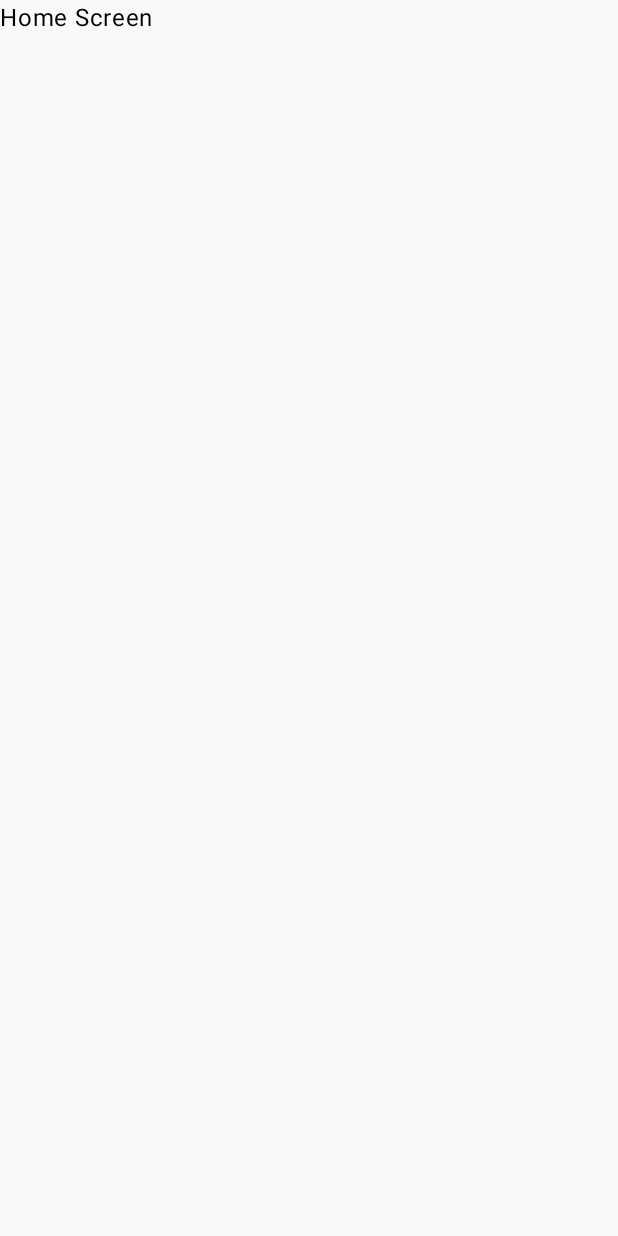
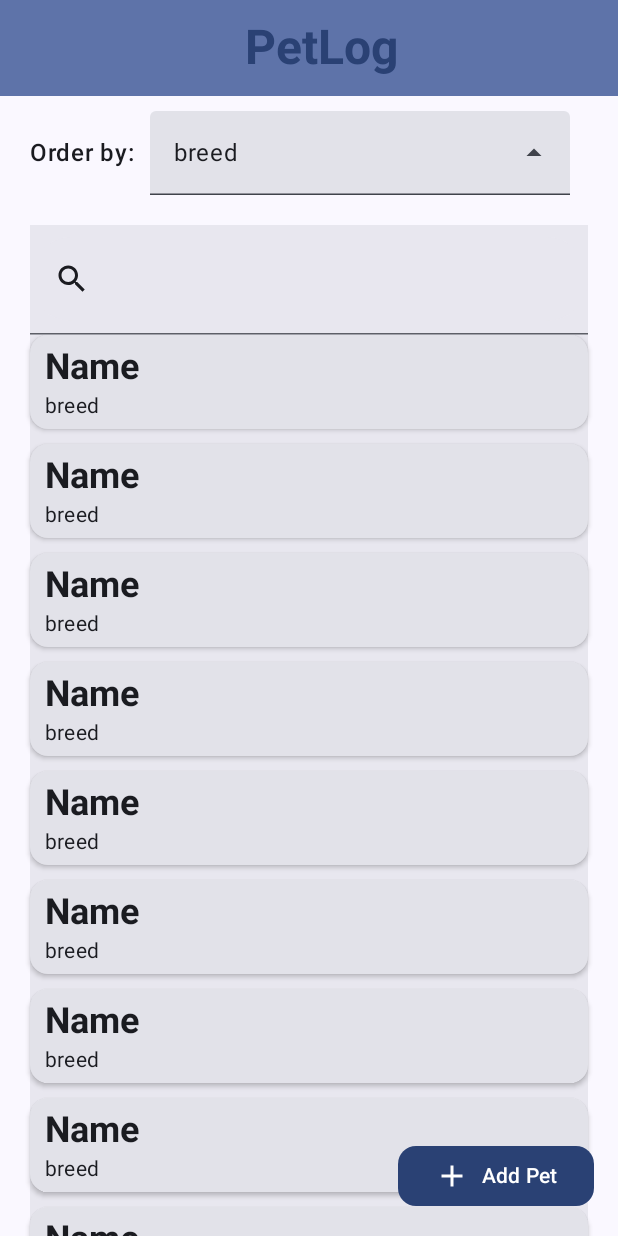
Before and after one commit to PauSanchezzz/PetLog, an Android app built with Jetpack Compose: the screen it shows after launch (MainActivity), on a phone screen of 412 x 824 dp. Before the commit the screen is almost empty. Run offline under Robolectric (Android 15) with nearby library versions, the phone set to English and light mode, and no system bars.

Commit message:
feat: preview of home screen

```diff
--- /dev/null
+++ b/app/src/main/java/com/example/petlog/ui/components/PetCard.kt
@@ -0,0 +1,39 @@
+package com.example.petlog.ui.components
+
+import androidx.compose.foundation.clickable
+import androidx.compose.foundation.layout.Column
+import androidx.compose.foundation.layout.Spacer
+import androidx.compose.foundation.layout.fillMaxWidth
+import androidx.compose.foundation.layout.padding
+import androidx.compose.foundation.layout.width
+import androidx.compose.material3.Card
+import androidx.compose.material3.CardDefaults
+import androidx.compose.material3.MaterialTheme
+import androidx.compose.material3.Text
+import androidx.compose.runtime.Composable
+import androidx.compose.ui.Modifier
+import androidx.compose.ui.text.font.FontWeight
+import androidx.compose.ui.unit.dp
+
+@Composable
+fun PetCard(title: String, subtitle: String, onTap: () -> Unit) {
+    Card(
+        modifier = Modifier
+            .fillMaxWidth()
+            .clickable(onClick = onTap),
+        elevation = CardDefaults.elevatedCardElevation(2.dp)
+    ) {
+        Column(modifier = Modifier.padding(horizontal = 10.dp, vertical = 5.dp)) {
+            Text(
+                title,
+                style = MaterialTheme.typography.headlineSmall,
+                fontWeight = FontWeight.Bold,
+            )
+            Spacer(modifier = Modifier.width(10.dp))
+            Text(
+                subtitle,
+                style = MaterialTheme.typography.bodyMedium,
+            )
+        }
+    }
+}
--- /dev/null
+++ b/app/src/main/java/com/example/petlog/ui/components/PetOrderBy.kt
@@ -0,0 +1,64 @@
+package com.example.petlog.ui.components
+
+import androidx.compose.foundation.layout.Row
+import androidx.compose.foundation.layout.Spacer
+import androidx.compose.foundation.layout.padding
+import androidx.compose.foundation.layout.width
+import androidx.compose.material3.DropdownMenuItem
+import androidx.compose.material3.ExperimentalMaterial3Api
+import androidx.compose.material3.ExposedDropdownMenuBox
+import androidx.compose.material3.ExposedDropdownMenuDefaults
+import androidx.compose.material3.MaterialTheme
+import androidx.compose.material3.Text
+import androidx.compose.material3.TextField
+import androidx.compose.runtime.Composable
+import androidx.compose.ui.Alignment
+import androidx.compose.ui.Modifier
+import androidx.compose.ui.text.font.FontWeight
+import androidx.compose.ui.unit.dp
+
+@OptIn(ExperimentalMaterial3Api::class)
+@Composable
+fun PetOrderBy() {
+    Row(
+        modifier = Modifier.padding(vertical = 10.dp),
+        verticalAlignment = Alignment.CenterVertically,
+    ) {
+        Text(
+            "Order by:",
+            style = MaterialTheme.typography.bodyLarge,
+            fontWeight = FontWeight.Medium,
+        )
+        Spacer(modifier = Modifier.width(10.dp))
+        ExposedDropdownMenuBox(
+            expanded = false,
+            onExpandedChange = {
+            }
+        ) {
+            TextField(
+                value = "breed",
+                onValueChange = {},
+                readOnly = true,
+                trailingIcon = { ExposedDropdownMenuDefaults.TrailingIcon(expanded = true) },
+                modifier = Modifier.menuAnchor()
+            )
+            ExposedDropdownMenu(
+                expanded = false,
+                onDismissRequest = { }
+            ) {
+                DropdownMenuItem(
+                    text = { Text("breed") },
+                    onClick = { }
+                )
+                DropdownMenuItem(
+                    text = { Text("name") },
+                    onClick = { }
+                )
+                DropdownMenuItem(
+                    text = { Text("age") },
+                    onClick = { }
+                )
+            }
+        }
+    }
+}
--- /dev/null
+++ b/app/src/main/java/com/example/petlog/ui/components/PetSearchList.kt
@@ -0,0 +1,39 @@
+package com.example.petlog.ui.components
+
+import androidx.compose.foundation.layout.Spacer
+import androidx.compose.foundation.layout.height
+import androidx.compose.foundation.lazy.LazyColumn
+import androidx.compose.material.icons.Icons
+import androidx.compose.material.icons.filled.Search
+import androidx.compose.material3.ExperimentalMaterial3Api
+import androidx.compose.material3.Icon
+import androidx.compose.material3.SearchBar
+import androidx.compose.runtime.Composable
+import androidx.compose.ui.Modifier
+import androidx.compose.ui.unit.dp
+
+@OptIn(ExperimentalMaterial3Api::class)
+@Composable
+fun PetSearchList(onTap: () -> Unit) {
+    SearchBar(
+        leadingIcon = {
+            Icon(Icons.Filled.Search, contentDescription = "")
+        },
+        query = "",
+        onQueryChange = {},
+        onSearch = {},
+        active = true,
+        onActiveChange = {},
+    ) {
+        LazyColumn {
+            items(10) {
+                PetCard(
+                    title = "Name",
+                    subtitle = "breed",
+                    onTap = onTap,
+                )
+                Spacer(modifier = Modifier.height(10.dp))
+            }
+        }
+    }
+}
--- /dev/null
+++ b/app/src/main/java/com/example/petlog/ui/components/PetTopAppBar.kt
@@ -0,0 +1,33 @@
+package com.example.petlog.ui.components
+
+import androidx.compose.foundation.layout.fillMaxWidth
+import androidx.compose.material3.ExperimentalMaterial3Api
+import androidx.compose.material3.MaterialTheme
+import androidx.compose.material3.Text
+import androidx.compose.material3.TopAppBar
+import androidx.compose.material3.TopAppBarDefaults
+import androidx.compose.runtime.Composable
+import androidx.compose.ui.Modifier
+import androidx.compose.ui.text.font.FontWeight
+import androidx.compose.ui.text.style.TextAlign
+
+@OptIn(ExperimentalMaterial3Api::class)
+@Composable
+fun PetTopAppBar(title:String) {
+    TopAppBar(
+        colors = TopAppBarDefaults.topAppBarColors(
+            containerColor = MaterialTheme.colorScheme.primaryContainer,
+            titleContentColor = MaterialTheme.colorScheme.primary,
+        ),
+        title = {
+            Text(
+                title,
+                modifier = Modifier.fillMaxWidth(),
+                style = MaterialTheme.typography.headlineLarge,
+                textAlign = TextAlign.Center,
+                fontWeight = FontWeight.Bold,
+            )
+        }
+    )
+
+}
--- a/app/src/main/java/com/example/petlog/ui/navigation/AppNavigation.kt
+++ b/app/src/main/java/com/example/petlog/ui/navigation/AppNavigation.kt
@@ -13,7 +13,7 @@ fun AppNavigation() {
     val navController = rememberNavController()
     NavHost(navController = navController, startDestination = AppScreens.HomeScreen.route) {
         composable(route = AppScreens.HomeScreen.route) {
-            HomeScreen()
+            HomeScreen(navController)
         }
         composable(route = AppScreens.AddPetScreen.route) {
             AddPetScreen()
--- a/app/src/main/java/com/example/petlog/ui/screens/HomeScreen.kt
+++ b/app/src/main/java/com/example/petlog/ui/screens/HomeScreen.kt
@@ -1,9 +1,51 @@
 package com.example.petlog.ui.screens
 
+import androidx.compose.foundation.layout.Column
+import androidx.compose.foundation.layout.Spacer
+import androidx.compose.foundation.layout.height
+import androidx.compose.foundation.layout.padding
+import androidx.compose.foundation.layout.width
+import androidx.compose.foundation.shape.RoundedCornerShape
+import androidx.compose.material.icons.Icons
+import androidx.compose.material.icons.filled.Add
+import androidx.compose.material3.Button
+import androidx.compose.material3.Icon
+import androidx.compose.material3.Scaffold
 import androidx.compose.material3.Text
 import androidx.compose.runtime.Composable
+import androidx.compose.ui.Modifier
+import androidx.navigation.NavController
+import androidx.compose.ui.unit.dp
+import com.example.petlog.ui.components.PetOrderBy
+import com.example.petlog.ui.components.PetSearchList
+import com.example.petlog.ui.components.PetTopAppBar
+import com.example.petlog.ui.navigation.AppScreens
 
 @Composable
-fun HomeScreen(){
-    Text(text = "Home Screen")
+fun HomeScreen(navController: NavController) {
+    Scaffold(
+        topBar = {
+            PetTopAppBar("PetLog")
+        },
+        floatingActionButton = {
+            Button(
+                shape = RoundedCornerShape(30),
+                onClick = { navController.navigate(AppScreens.AddPetScreen.route) },
+            ) {
+                Icon(Icons.Filled.Add, contentDescription = "Add Pet")
+                Spacer(modifier = Modifier.width(8.dp))
+                Text(text = "Add Pet")
+            }
+        },
+    ) {
+        Column(
+            modifier = Modifier
+                .padding(it)
+                .padding(horizontal = 20.dp),
+        ) {
+            PetOrderBy()
+            Spacer(modifier = Modifier.height(10.dp))
+            PetSearchList(onTap = { navController.navigate(AppScreens.PetDetailScreen.route) })
+        }
+    }
 }
```
